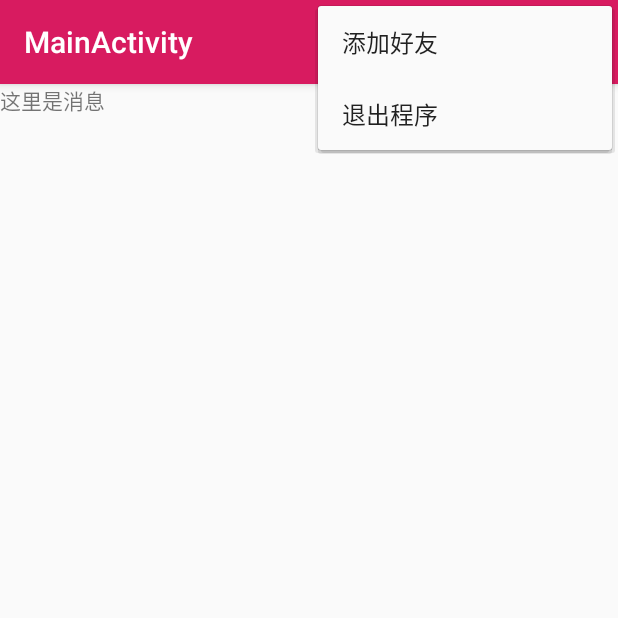
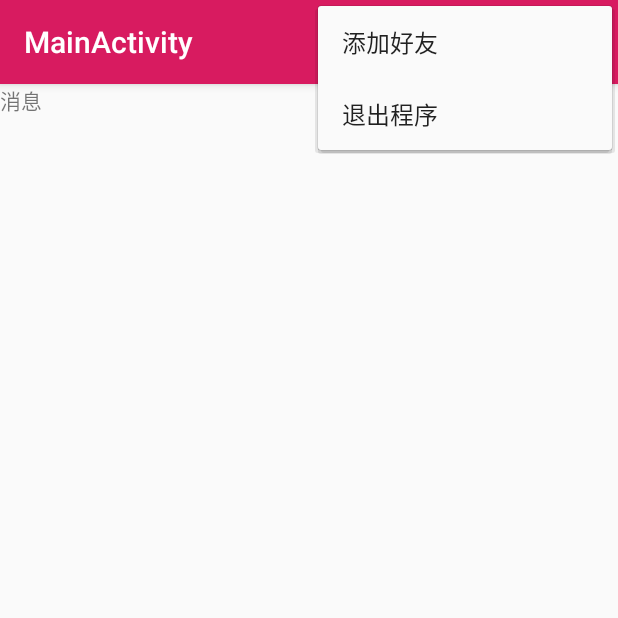
Before and after one commit to SpeakingSword/SocialSoftware, an Android app: the MainActivity screen opened directly, with no data from a screen before it, with the options menu open, on a phone screen of 412 x 824 dp, the top half of it. Run offline under Robolectric (Android 15) with nearby library versions, the phone set to English and light mode, and no system bars; libraries missing offline, so code that uses them is left out: com.netease.nimlib.

Commit message:
some change

```diff
--- a/app/src/main/java/com/example/hp/tiptip/Friend_infoActivity.java
+++ b/app/src/main/java/com/example/hp/tiptip/Friend_infoActivity.java
@@ -32,7 +32,7 @@ public class Friend_infoActivity extends AppCompatActivity {
         public void handleMessage(Message msg) {
                 JSONObject jsonObject = (JSONObject) msg.obj;
                 try {
-                    friendName.setText(friendName.getText().toString()+jsonObject.getString("userName"));
+                    friendName.setText(friendName.getText().toString()+"："+jsonObject.getString("userName"));
                 }catch (JSONException e){
                     Log.d("TAG", "handleMessage: "+e.getMessage());
                 }
@@ -71,7 +71,7 @@ public class Friend_infoActivity extends AppCompatActivity {
     private void showFriendInfo(){
         Intent intent = getIntent();
         Bundle bundle = intent.getBundleExtra("bundle");
-        friendId.setText(friendId.getText().toString()+bundle.getString("friendId"));
+        friendId.setText(friendId.getText().toString()+"："+bundle.getString("friendId"));
 
         OkHttpClient client = new OkHttpClient.Builder().build();
 
--- a/app/src/main/res/layout/activity_chat.xml
+++ b/app/src/main/res/layout/activity_chat.xml
@@ -27,7 +27,7 @@
             android:id="@+id/send"
             android:layout_width="80dp"
             android:layout_height="40dp"
-            android:text="发送"
+            android:text="@string/send"
             android:background="@drawable/send_btn"
             android:textColor="#fff"/>
 
--- a/app/src/main/res/layout/activity_friend_info.xml
+++ b/app/src/main/res/layout/activity_friend_info.xml
@@ -51,7 +51,7 @@
                     android:layout_marginBottom="5dp"
                     android:textColor="@color/black"
                     android:gravity="center_vertical"
-                    android:text="账号："
+                    android:text="@string/account"
                     />
                 <TextView
                     android:id="@+id/friendName"
@@ -59,7 +59,7 @@
                     android:layout_height="wrap_content"
                     android:textSize="18sp"
                     android:layout_marginBottom="5dp"
-                    android:text="昵称："
+                    android:text="@string/nickname"
                     android:textColor="@color/black"
                     android:gravity="center_vertical"
                     />
--- a/app/src/main/res/layout/activity_login.xml
+++ b/app/src/main/res/layout/activity_login.xml
@@ -26,7 +26,7 @@
             android:id="@+id/loginUserId"
             android:layout_width="300dp"
             android:layout_height="50dp"
-            android:hint="输入账号"
+            android:hint="@string/input_userId"
             android:textSize="20sp"
             android:textStyle="bold"
             android:layout_marginTop="30dp"
@@ -38,7 +38,7 @@
             android:layout_width="300dp"
             android:layout_height="50dp"
             android:layout_gravity="center_horizontal"
-            android:hint="输入密码"
+            android:hint="@string/input_password"
             android:textStyle="bold"
             android:textSize="20sp"
             android:inputType="textPassword"
--- a/app/src/main/res/layout/activity_register.xml
+++ b/app/src/main/res/layout/activity_register.xml
@@ -27,7 +27,7 @@
                 android:id="@+id/registerUserId"
                 android:layout_width="300dp"
                 android:layout_height="50dp"
-                android:hint="输入账号"
+                android:hint="@string/input_userId"
                 android:textSize="20sp"
                 android:textStyle="bold"
                 android:layout_marginTop="30dp"
@@ -38,7 +38,7 @@
                 android:id="@+id/registerUserName"
                 android:layout_width="300dp"
                 android:layout_height="50dp"
-                android:hint="输入昵称"
+                android:hint="@string/input_nickname"
                 android:textSize="20sp"
                 android:textStyle="bold"
                 android:layout_gravity="center_horizontal"
@@ -49,7 +49,7 @@
                 android:layout_width="300dp"
                 android:layout_height="50dp"
                 android:layout_gravity="center_horizontal"
-                android:hint="输入密码"
+                android:hint="@string/input_password"
                 android:textStyle="bold"
                 android:textSize="20sp"
                 android:inputType="textPassword"
--- a/app/src/main/res/layout/fragment_message.xml
+++ b/app/src/main/res/layout/fragment_message.xml
@@ -9,6 +9,6 @@
     <TextView
         android:layout_width="match_parent"
         android:layout_height="match_parent"
-        android:text="这里是消息" />
+        android:text="@string/title_message" />
 
 </FrameLayout>
--- a/app/src/main/res/layout/fragment_userinfo.xml
+++ b/app/src/main/res/layout/fragment_userinfo.xml
@@ -41,7 +41,7 @@
             android:layout_marginTop="20dp"
             android:layout_width="300dp"
             android:layout_height="60dp"
-            android:text="注销"
+            android:text="@string/logout"
             android:textStyle="bold"
             android:textSize="20sp"
             android:layout_gravity="center_horizontal"
--- a/app/src/main/res/menu/main.xml
+++ b/app/src/main/res/menu/main.xml
@@ -3,12 +3,12 @@
     xmlns:android="http://schemas.android.com/apk/res/android">
     <item
         android:id="@+id/addFriend"
-        android:title="添加好友"
+        android:title="@string/addFriend"
         android:orderInCategory="100"
         app:showAsAction="never" />
     <item
         android:id="@+id/existApp"
-        android:title="退出程序"
+        android:title="@string/existApp"
         android:orderInCategory="100"
         app:showAsAction="never" />
 </menu>
```
Also changed, not shown: app/src/main/res/values/strings.xml (+8 -0 lines).
